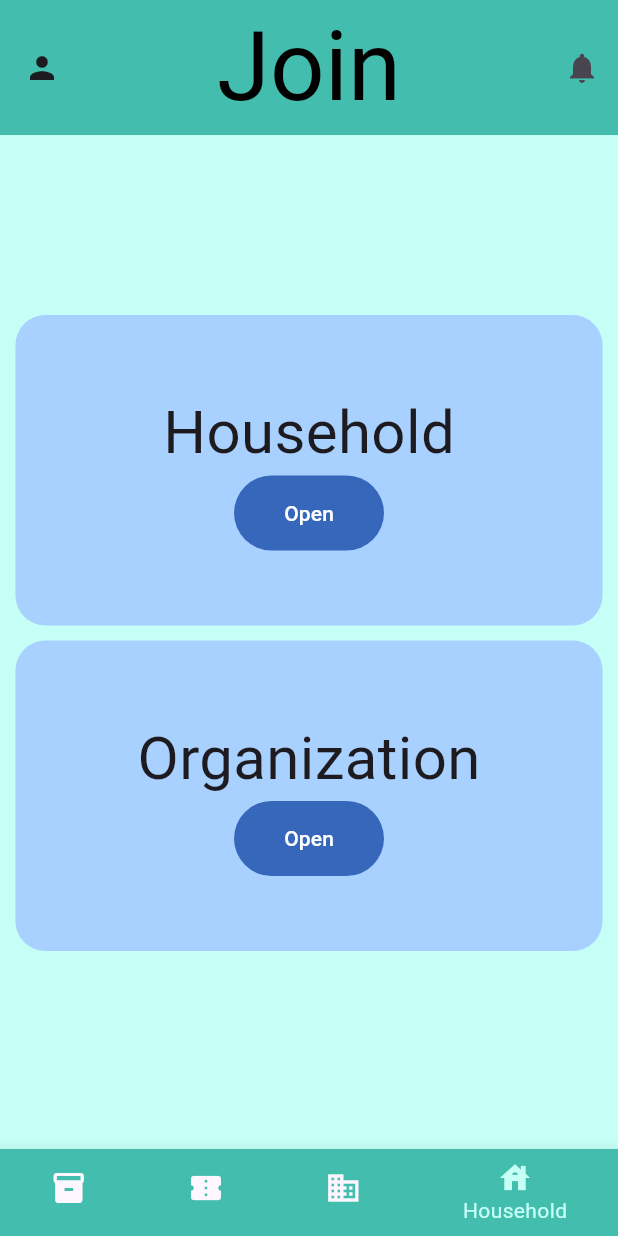
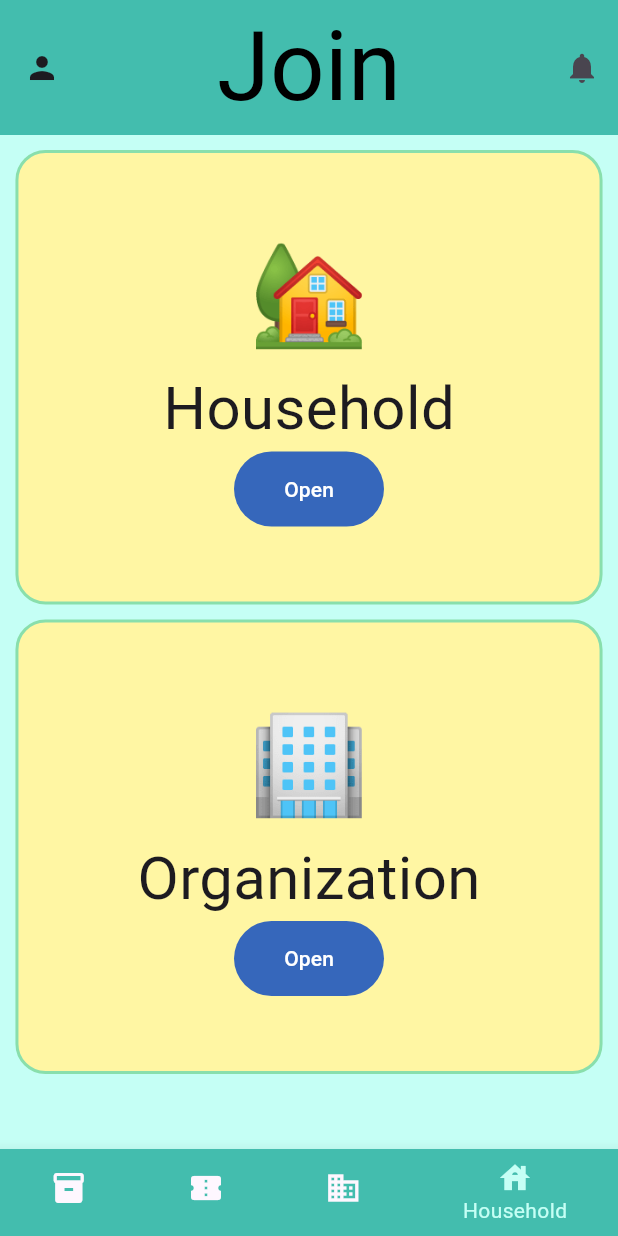
Before and after one commit to TAPIIPAUSE/FoodHero, a Flutter app: the join screen opened by its route, on a phone screen of 412 x 824 dp. Run offline on Flutter 3.47's test engine with Material 3 defaults, Android fonts, the phone set to English and light mode, and no system bars; our stand-ins replace carousel_slider, dio, firebase_core, fl_chart, flutter_heatmap_calendar, flutter_markdown and 8 more; missing offline and left inert: dart:ffi, interactive_slider; accounts and stored records are empty; network calls fail.

```diff
--- a/lib/pages/House&Orga/Join.dart
+++ b/lib/pages/House&Orga/Join.dart
@@ -77,17 +77,39 @@ class _JoinState extends State<join> {
               // crossAxisAlignment: CrossAxisAlignment.center,
               children: [
                 const SizedBox(
-                  height: 120,
+                  height: 10,
                 ),
                 Container(
                   width: screenWidth * 0.95,
                   padding: EdgeInsets.symmetric(vertical: 50),
                   decoration: const BoxDecoration(
-                    color: AppTheme.softBlue,
+                    color: AppTheme.softYellow,
                     borderRadius: BorderRadius.all(Radius.circular(20)),
+                    border: Border(
+                      bottom: BorderSide(
+                        color: AppTheme.softBrightGreen,
+                        width: 2,
+                      ),
+                      top: BorderSide(
+                        color: AppTheme.softBrightGreen,
+                        width: 2,
+                      ),
+                      left: BorderSide(
+                        color: AppTheme.softBrightGreen,
+                        width: 2,
+                      ),
+                      right: BorderSide(
+                        color: AppTheme.softBrightGreen,
+                        width: 2,
+                      ),
+                    ),
                   ),
                   child: Column(
                     children: [
+                      Text(
+                        "🏡",
+                        style: TextStyle(fontSize: 64),
+                      ),
                       Text(
                         "Household",
                         style: FontsTheme.mouseMemoirs_40(),
@@ -151,11 +173,33 @@ class _JoinState extends State<join> {
                   width: screenWidth * 0.95,
                   padding: EdgeInsets.symmetric(vertical: 50),
                   decoration: const BoxDecoration(
-                    color: AppTheme.softBlue,
+                    color: AppTheme.softYellow,
                     borderRadius: BorderRadius.all(Radius.circular(20)),
+                    border: Border(
+                      bottom: BorderSide(
+                        color: AppTheme.softBrightGreen,
+                        width: 2,
+                      ),
+                      top: BorderSide(
+                        color: AppTheme.softBrightGreen,
+                        width: 2,
+                      ),
+                      left: BorderSide(
+                        color: AppTheme.softBrightGreen,
+                        width: 2,
+                      ),
+                      right: BorderSide(
+                        color: AppTheme.softBrightGreen,
+                        width: 2,
+                      ),
+                    ),
                   ),
                   child: Column(
                     children: [
+                      Text(
+                        "🏢",
+                        style: TextStyle(fontSize: 64),
+                      ),
                       Text(
                         "Organization",
                         style: FontsTheme.mouseMemoirs_40(),
--- a/lib/pages/interorg/dashboard_inter.dart
+++ b/lib/pages/interorg/dashboard_inter.dart
@@ -338,6 +338,9 @@ class _InterDashboardState extends State<InterDashboard> {
                   label: stat.date,
                   wastePercent: stat.wastePercent,
                   consumePercent: stat.consumePercent,
+                  total: stat.total,
+                  consume: stat.consume,
+                  waste: stat.waste,
                 );
               }).toList();
 
--- a/lib/utils/constants.dart
+++ b/lib/utils/constants.dart
@@ -60,7 +60,7 @@ const reson = [
   oth,
 ];
 
-const myip = "10.250.79.113";
+const myip = "192.168.183.89";
 
 //Pause
 //mac
```
Also changed, not shown: lib/models/chart/bar/hhbar_model.dart (+8 -4 lines), lib/models/chart/bar/orgbar_model.dart (+7 -4 lines), lib/pages/House&Orga/Household/household.dart (+11 -7 lines), lib/pages/House&Orga/Organization/organization.dart (+11 -7 lines), lib/widgets/interorg/barchart.dart (+120 -109 lines), lib/firebase_options.dart.
